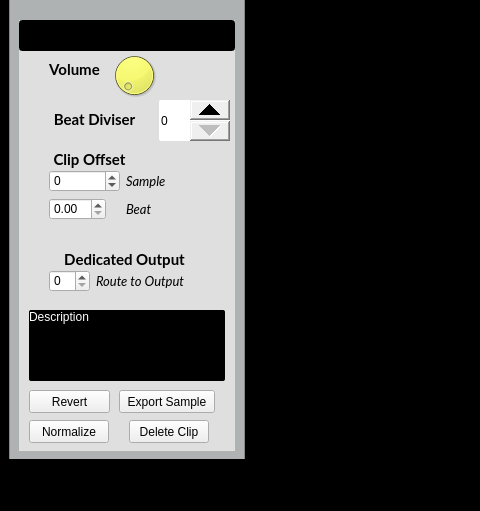
Qt form gui_ui.ui (Vampouille/superboucle) before a commit; both pictures show x 0 to 480 and y 418 to 929 of the 1111 by 929 pixel window.
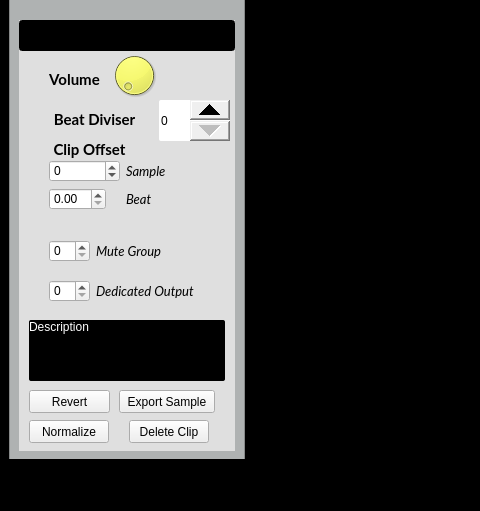
The same form after that commit. Icons and pictures are not drawn. Custom widgets are drawn as their Qt base class.

Commit message: added mute groups (backend): each clip has a corresponding option mute_group.

```diff
--- a/gui_ui.ui
+++ b/gui_ui.ui
@@ -197,7 +197,7 @@
            <property name="geometry">
             <rect>
              <x>20</x>
-             <y>40</y>
+             <y>50</y>
              <width>71</width>
              <height>19</height>
             </rect>
@@ -283,7 +283,7 @@
            <property name="geometry">
             <rect>
              <x>20</x>
-             <y>130</y>
+             <y>120</y>
              <width>101</width>
              <height>19</height>
             </rect>
@@ -307,9 +307,9 @@
            <property name="geometry">
             <rect>
              <x>10</x>
-             <y>290</y>
+             <y>300</y>
              <width>196</width>
-             <height>71</height>
+             <height>61</height>
             </rect>
            </property>
            <property name="styleSheet">
@@ -328,9 +328,9 @@
            <property name="geometry">
             <rect>
              <x>30</x>
-             <y>150</y>
+             <y>140</y>
              <width>160</width>
-             <height>64</height>
+             <height>61</height>
             </rect>
            </property>
            <layout class="QFormLayout" name="formLayout_3">
@@ -440,8 +440,8 @@
            <property name="geometry">
             <rect>
              <x>30</x>
-             <y>250</y>
-             <width>170</width>
+             <y>260</y>
+             <width>182</width>
              <height>31</height>
             </rect>
            </property>
@@ -459,35 +459,40 @@
                </font>
               </property>
               <property name="text">
-               <string>Route to Output</string>
+               <string>Dedicated Output</string>
               </property>
              </widget>
             </item>
            </layout>
           </widget>
-          <widget class="QLabel" name="label_13">
+          <widget class="QWidget" name="formLayoutWidget_4">
            <property name="geometry">
             <rect>
-             <x>20</x>
-             <y>230</y>
-             <width>171</width>
-             <height>19</height>
+             <x>30</x>
+             <y>220</y>
+             <width>170</width>
+             <height>31</height>
             </rect>
            </property>
-           <property name="font">
-            <font>
-             <family>Lato</family>
-             <pointsize>11</pointsize>
-             <weight>75</weight>
-             <bold>true</bold>
-            </font>
-           </property>
-           <property name="text">
-            <string>Dedicated Output</string>
-           </property>
-           <property name="alignment">
-            <set>Qt::AlignCenter</set>
-           </property>
+           <layout class="QFormLayout" name="formLayout_4">
+            <item row="0" column="0">
+             <widget class="QSpinBox" name="mute_group"/>
+            </item>
+            <item row="0" column="1">
+             <widget class="QLabel" name="label_15">
+              <property name="font">
+               <font>
+                <family>Lato</family>
+                <pointsize>10</pointsize>
+                <italic>true</italic>
+               </font>
+              </property>
+              <property name="text">
+               <string>Mute Group</string>
+              </property>
+             </widget>
+            </item>
+           </layout>
           </widget>
          </widget>
          <widget class="QPushButton" name="playButton">
```
The commit also changes 2 other files.
